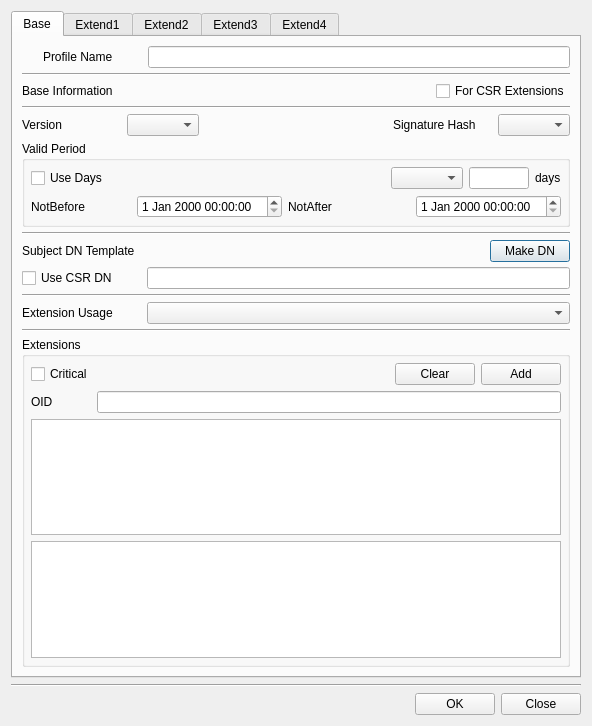
Qt form CertMan/make_cert_profile_dlg.ui (jykim74/CertMan) before a commit.
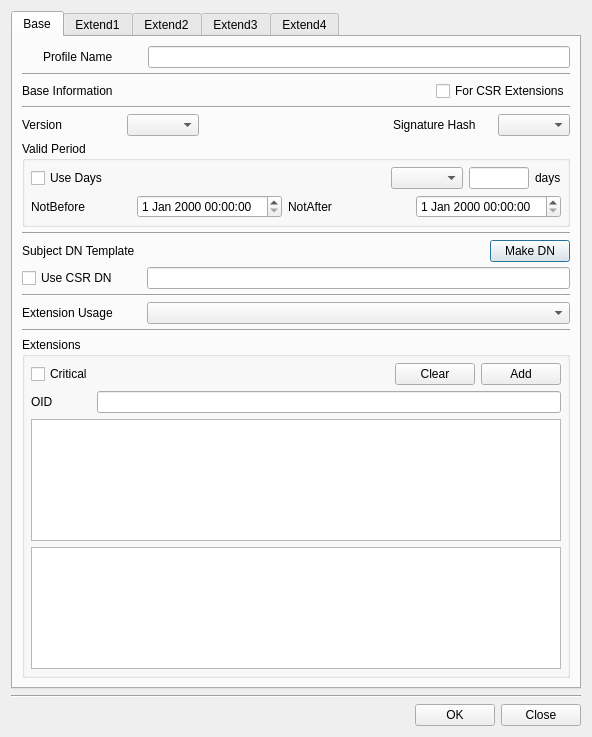
The same form after that commit. Icons and pictures are not drawn.

```diff
--- a/CertMan/make_cert_profile_dlg.ui
+++ b/CertMan/make_cert_profile_dlg.ui
@@ -7,7 +7,7 @@
     <x>0</x>
     <y>0</y>
     <width>592</width>
-    <height>726</height>
+    <height>737</height>
    </rect>
   </property>
   <property name="windowTitle">
```
